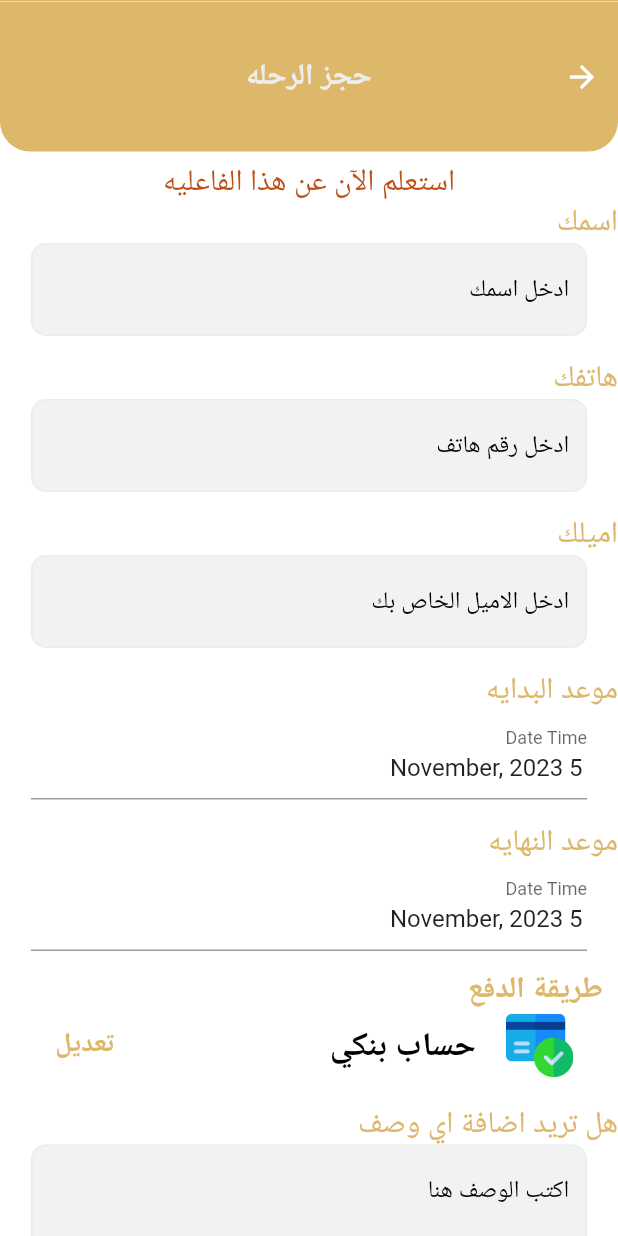
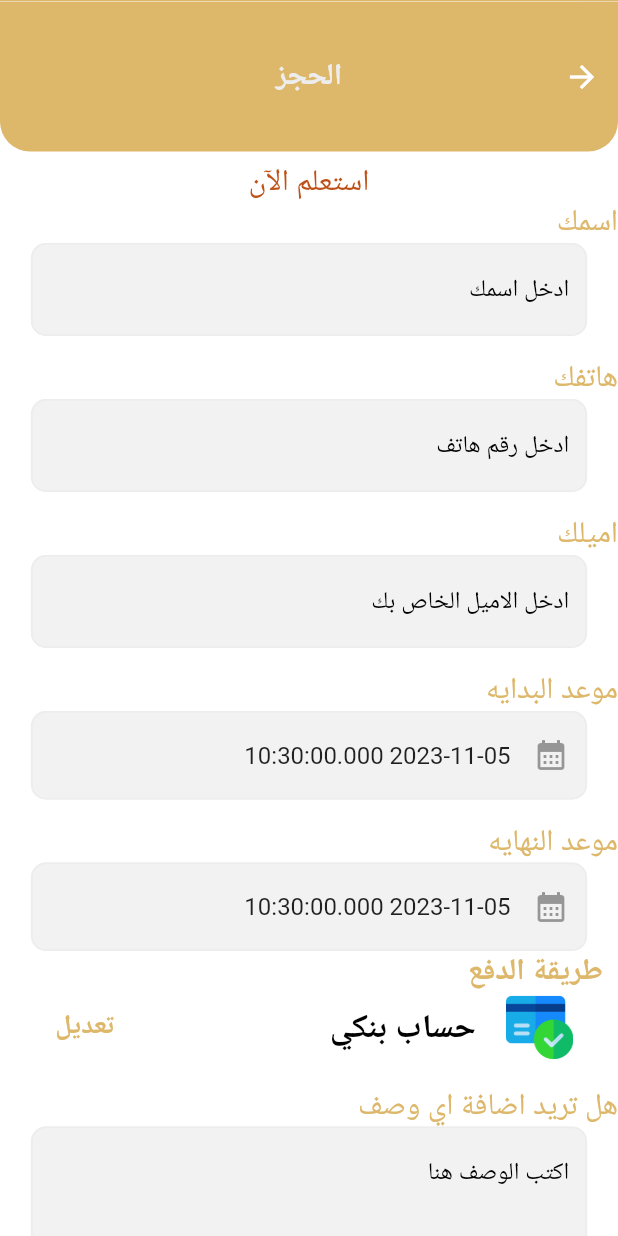
Before and after one commit to Taha-khaled1/travel_app, a Flutter app: the ContactBookScreen screen opened directly, on a phone screen of 412 x 824 dp. Run offline on Flutter 3.47's test engine with Material 2 defaults, Android fonts, the phone set to English and light mode, and no system bars; drawn by our look-alikes of date_time_picker; our stand-ins replace country_picker, curved_navigation_bar, get, image_picker, lottie, package_info_plus and 4 more; missing offline and left inert: cupertino_stepper, in_app_update; accounts and stored records are empty; network calls fail; Roboto replaces fonts that are missing (Cairo).

Commit message:
second resolve problem

```diff
--- a/lib/main.dart
+++ b/lib/main.dart
@@ -1,4 +1,3 @@
-import 'package:device_preview/device_preview.dart';
 import 'package:flutter/foundation.dart';
 import 'package:flutter/material.dart';
 import 'package:package_info_plus/package_info_plus.dart';
--- a/lib/presentation_layer/components/customtextfild.dart
+++ b/lib/presentation_layer/components/customtextfild.dart
@@ -6,6 +6,7 @@ import 'package:travel_app_flutter/presentation_layer/resources/styles_manager.d
 class CustomTextfeild extends StatelessWidget {
   final String titel;
   final bool? obsecuer;
+  final TextEditingController? controller;
   final IconData? icon;
   final void Function()? iconontap;
   final String? Function(String?)? onsaved;
@@ -39,6 +40,7 @@ class CustomTextfeild extends StatelessWidget {
     this.readOnly = false,
     this.onTap,
     this.text,
+    this.controller,
   });
 // 70 122
   @override
@@ -60,6 +62,7 @@ class CustomTextfeild extends StatelessWidget {
             ),
           TextFormField(
             onTap: onTap,
+            controller: controller,
             readOnly: readOnly,
             maxLines: maxLines,
             initialValue: inialvalue,
--- a/lib/presentation_layer/screen/contact_book_screen/contact_book_screen.dart
+++ b/lib/presentation_layer/screen/contact_book_screen/contact_book_screen.dart
@@ -32,6 +32,7 @@ class ContactBookScreen extends StatelessWidget {
       ),
       body: InfoWidget(
         builder: (context, deviceInfo) {
+          return GetBuilder<ContactBookController>(builder: (contr) {
             return Container(
               height: deviceInfo.localHeight,
               decoration: const BoxDecoration(
@@ -45,16 +46,16 @@ class ContactBookScreen extends StatelessWidget {
                 key: controller.formkeysigin,
                 child: ListView(
                   children: [
-                  const AppBarWidget(title: 'حجز الرحله'),
+                    const AppBarWidget(title: 'الحجز'),
                     const SizedBox(
                       height: 7,
                     ),
                     const Align(
                       alignment: Alignment.center,
                       child: Text(
-                      'استعلم الآن عن هذا الفاعليه',
-                      style:
-                          TextStyle(color: ColorManager.kTexttow, fontSize: 20),
+                        'استعلم الآن',
+                        style: TextStyle(
+                            color: ColorManager.kTexttow, fontSize: 20),
                       ),
                     ),
                     const Text(
@@ -113,57 +114,83 @@ class ContactBookScreen extends StatelessWidget {
                       style:
                           TextStyle(color: ColorManager.kTextone, fontSize: 20),
                     ),
-                  Padding(
-                    padding: EdgeInsets.symmetric(
-                      horizontal: deviceInfo.localWidth * AppDeviceSize.m5,
+                    // SizedBox(
+                    //   width: 300,
+                    //   height: 65,
+                    //   child: DateTimePicker(
+                    //     type: DateTimePickerType.date,
+                    //     dateMask: 'd MMMM, yyyy',
+                    //     // controller: controller.controller2,
+                    //     //initialValue: _initialValue,
+                    //     firstDate: DateTime(2023),
+                    //     lastDate: DateTime(2025),
+                    //     //icon: Icon(Icons.event),
+                    //     dateLabelText: 'Date Time',
+                    //     use24HourFormat: false,
+                    //     locale: const Locale('en', 'US'),
+                    //     onChanged: (value) {
+                    //       controller.controller2.text = value.toString();
+                    //     },
+                    //     validator: (val) {
+                    //       return null;
+                    //     },
+                    //     onSaved: (newValue) {},
+                    //   ),
+                    // ),
+
+                    CustomTextfeild(
+                      readOnly: true,
+                      controller: controller.controller2,
+                      valid: (p0) {},
+                      onsaved: (p0) {},
+                      onTap: () => contr.selectDate(context),
+                      titel: 'Date',
+                      width: deviceInfo.localWidth * 0.05,
+                      icon: Icons.calendar_month,
+                      height: 60,
                     ),
-                    child: DateTimePicker(
-                      type: DateTimePickerType.date,
-                      dateMask: 'd MMMM, yyyy',
-                      controller: controller.controller2,
-                      //initialValue: _initialValue,
-                      firstDate: DateTime(2023),
-                      lastDate: DateTime(2025),
-                      //icon: Icon(Icons.event),
-                      dateLabelText: 'Date Time',
-                      use24HourFormat: false,
-                      locale: Locale('en', 'US'),
-                      onChanged: (value) {},
-                      validator: (val) {
-                        return null;
-                      },
-                      onSaved: (newValue) {},
-                    ),
-                  ),
+
                     const SizedBox(height: 15),
                     const Text(
                       'موعد النهايه',
                       style:
                           TextStyle(color: ColorManager.kTextone, fontSize: 20),
                     ),
-                  Padding(
-                    padding: EdgeInsets.symmetric(
-                      horizontal: deviceInfo.localWidth * AppDeviceSize.m5,
+
+                    CustomTextfeild(
+                      readOnly: true,
+                      controller: controller.controller3,
+                      valid: (p0) {},
+                      onsaved: (p0) {},
+                      onTap: () => contr.selectDate2(context),
+                      titel: 'Date',
+                      width: deviceInfo.localWidth * 0.05,
+                      icon: Icons.calendar_month,
+                      height: 60,
                     ),
-                    child: DateTimePicker(
-                      type: DateTimePickerType.date,
-                      dateMask: 'd MMMM, yyyy', // - hh:mm a
-                      controller: controller.controller3,
-                      //initialValue: _initialValue,
-                      firstDate: DateTime(2023),
-                      lastDate: DateTime(2025),
-                      //icon: Icon(Icons.event),
-                      dateLabelText: 'Date Time',
-                      use24HourFormat: false,
-                      locale: Locale('en', 'US'),
-                      onChanged: (value) {},
-                      validator: (val) {
-                        return null;
-                      },
-                      onSaved: (newValue) {},
-                    ),
-                  ),
-                  const SizedBox(height: 12),
+                    // Padding(
+                    //   padding: EdgeInsets.symmetric(
+                    //     horizontal: deviceInfo.localWidth * AppDeviceSize.m5,
+                    //   ),
+                    //   child: DateTimePicker(
+                    //     type: DateTimePickerType.date,
+                    //     dateMask: 'd MMMM, yyyy', // - hh:mm a
+                    //     controller: controller.controller3,
+                    //     //initialValue: _initialValue,
+                    //     firstDate: DateTime(2023),
+                    //     lastDate: DateTime(2025),
+                    //     //icon: Icon(Icons.event),
+                    //     dateLabelText: 'Date Time',
+                    //     use24HourFormat: false,
+                    //     locale: const Locale('en', 'US'),
+                    //     onChanged: (value) {},
+                    //     validator: (val) {
+                    //       return null;
+                    //     },
+                    //     onSaved: (newValue) {},
+                    //   ),
+                    // ),
+                    // const SizedBox(height: 12),
                     Padding(
                       padding: const EdgeInsets.only(right: 10),
                       child: Align(
@@ -217,11 +244,12 @@ class ContactBookScreen extends StatelessWidget {
                         );
                       },
                     ),
-                  SizedBox(height: 15),
+                    const SizedBox(height: 15),
                   ],
                 ),
               ),
             );
+          });
         },
       ),
     );
--- a/lib/presentation_layer/screen/detalis_screen/controller/PropertDetalisController.dart
+++ b/lib/presentation_layer/screen/detalis_screen/controller/PropertDetalisController.dart
@@ -9,7 +9,7 @@ import 'package:travel_app_flutter/presentation_layer/components/show_dialog.dar
 class PropertDetalisController extends GetxController {
   final GlobalKey<FormState> formkeysigin = GlobalKey();
 
-  int idProperty = Get.arguments['id'];
+  int idProperty = 1; // Get.arguments['id'];
 
   TripDatelisModel? propertyDetalisModel;
   late StatusRequest statusRequest;
--- a/lib/presentation_layer/screen/detalis_screen/detalis_screen.dart
+++ b/lib/presentation_layer/screen/detalis_screen/detalis_screen.dart
@@ -188,9 +188,6 @@ class PropertyDetalisScreen extends StatelessWidget {
                                 color: ColorManager.button,
                                 text: 'اتصل الآن',
                                 press: () {
-                                  Get.to(
-                                    () => const ContactBookScreen(),
-                                  );
                                   sharedPreferences.setString(
                                     'tripId',
                                     controller.propertyDetalisModel?.trip!.id!
@@ -215,6 +212,9 @@ class PropertyDetalisScreen extends StatelessWidget {
                                             .propertyDetalisModel?.trip!.country
                                             .toString() ??
                                         '1',
+                                  );
+                                  Get.to(
+                                    () => const ContactBookScreen(),
                                   );
                                 },
                               ),
--- a/lib/presentation_layer/screen/settings/settings_screen.dart
+++ b/lib/presentation_layer/screen/settings/settings_screen.dart
@@ -59,7 +59,7 @@ class SettingsScreen extends StatelessWidget {
                     ),
                   ),
                   Text(
-                    'الشركه السياحيه',
+                    '77 Trips',
                     style: MangeStyles().getBoldStyle(
                       color: ColorManager.kTexttow,
                       fontSize: FontSize.s20,
```
Also changed, not shown: lib/presentation_layer/screen/contact_book_screen/contact_book_controller.dart (+47 -5 lines), lib/presentation_layer/screen/home_screen/home_screen.dart (+42 -41 lines), lib/presentation_layer/screen/home_screen/widget/MostVisitedRealEstate.dart (+7 -7 lines), pubspec.yaml (+8 -7 lines), pubspec.lock, 3 other files. Lines whose indentation alone changed are shown as unchanged.
